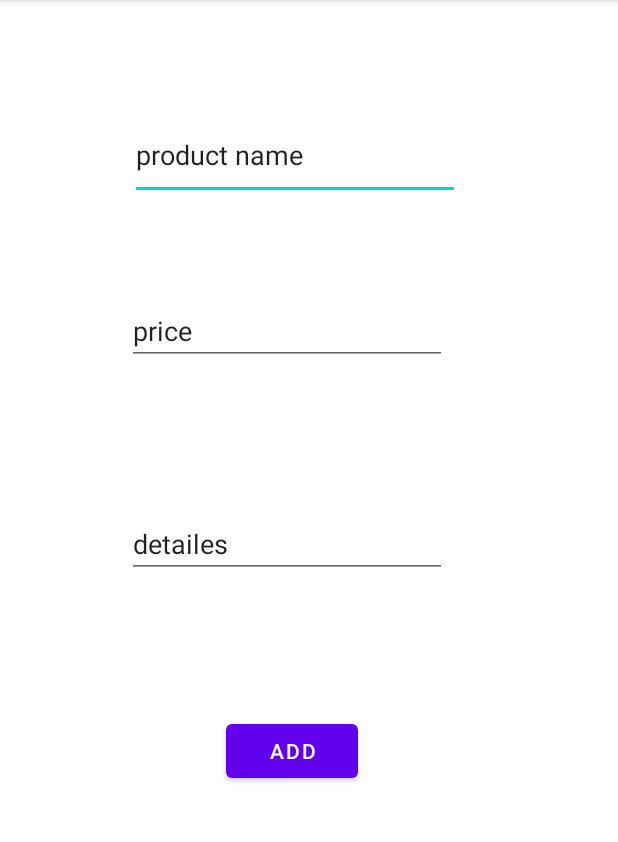
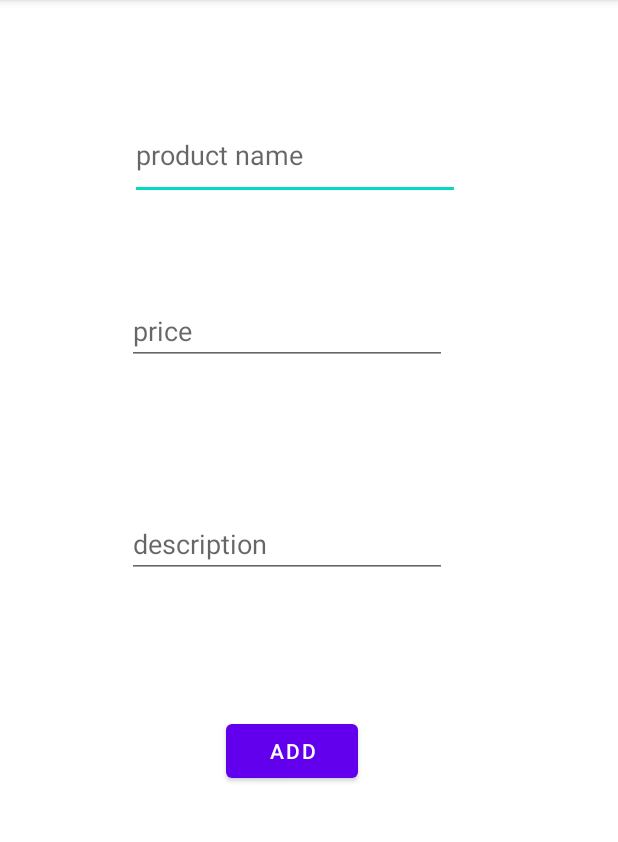
Before and after one commit to LiadBenMoshe/DragonSpa, an Android app: the product_adding2 screen opened directly, with no data from a screen before it, on a phone screen of 412 x 824 dp, the part 84-926 px from its top. Run offline under Robolectric (Android 15) with nearby library versions, the phone set to English and light mode, and no system bars; our stand-ins replace Firebase (no records; nobody signed in at launch, a user with empty details on screens opened directly).

```diff
--- a/app/src/main/res/layout/activity_product_adding2.xml
+++ b/app/src/main/res/layout/activity_product_adding2.xml
@@ -11,8 +11,8 @@
         android:layout_width="220dp"
         android:layout_height="59dp"
         android:ems="10"
+        android:hint="product name"
         android:inputType="textPersonName"
-        android:text="product name"
         app:layout_constraintBottom_toBottomOf="parent"
         app:layout_constraintEnd_toEndOf="parent"
         app:layout_constraintHorizontal_bias="0.45"
@@ -25,8 +25,8 @@
         android:layout_width="wrap_content"
         android:layout_height="wrap_content"
         android:ems="10"
+        android:hint="price"
         android:inputType="number"
-        android:text="price"
         app:layout_constraintBottom_toBottomOf="parent"
         app:layout_constraintEnd_toEndOf="parent"
         app:layout_constraintHorizontal_bias="0.427"
@@ -40,8 +40,8 @@
         android:layout_height="wrap_content"
         android:ems="10"
         android:gravity="start|top"
+        android:hint="description"
         android:inputType="textMultiLine"
-        android:text="detailes"
         app:layout_constraintBottom_toBottomOf="parent"
         app:layout_constraintEnd_toEndOf="parent"
         app:layout_constraintHorizontal_bias="0.427"
```
Also changed, not shown: app/src/main/java/com/example/dragonspa/product_adding.java (+56 -5 lines).
